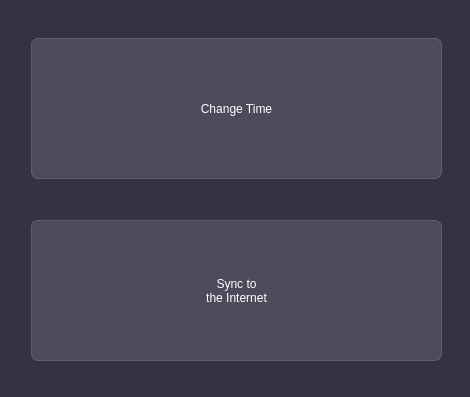
Qt form D_TilingTimeST.ui (Shinusei/TilingTime) before a commit.
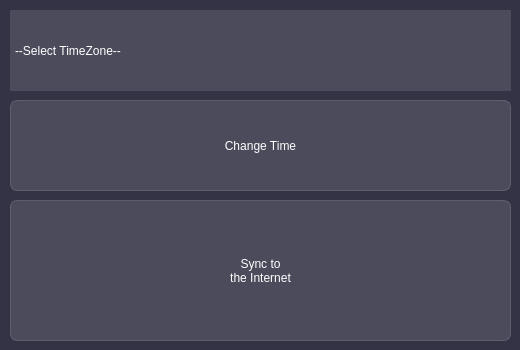
The same form after that commit.

Commit message: more windows, time sync, calendar button

Diff of the .ui file:
```diff
--- a/D_TilingTimeST.ui
+++ b/D_TilingTimeST.ui
@@ -6,14 +6,14 @@
    <rect>
     <x>0</x>
     <y>0</y>
-    <width>470</width>
-    <height>397</height>
+    <width>520</width>
+    <height>350</height>
    </rect>
   </property>
-     <property name="maximumSize">
+  <property name="maximumSize">
    <size>
-    <width>520</width>
-    <height>520</height>
+    <width>1000</width>
+    <height>1000</height>
    </size>
   </property>
   <property name="windowTitle">
@@ -27,10 +27,10 @@
    <widget class="QPushButton" name="pushButton">
     <property name="geometry">
      <rect>
-      <x>31</x>
-      <y>38</y>
-      <width>411</width>
-      <height>141</height>
+      <x>10</x>
+      <y>100</y>
+      <width>501</width>
+      <height>91</height>
      </rect>
     </property>
     <property name="styleSheet">
@@ -56,9 +56,9 @@
    <widget class="QPushButton" name="pushButton_2">
     <property name="geometry">
      <rect>
-      <x>31</x>
-      <y>220</y>
-      <width>411</width>
+      <x>10</x>
+      <y>200</y>
+      <width>501</width>
       <height>141</height>
      </rect>
     </property>
@@ -83,6 +83,59 @@
 the Internet</string>
     </property>
    </widget>
+   <widget class="QComboBox" name="comboBox">
+    <property name="geometry">
+     <rect>
+      <x>10</x>
+      <y>10</y>
+      <width>501</width>
+      <height>81</height>
+     </rect>
+    </property>
+    <property name="layoutDirection">
+     <enum>Qt::LeftToRight</enum>
+    </property>
+    <property name="autoFillBackground">
+     <bool>false</bool>
+    </property>
+    <property name="styleSheet">
+     <string notr="true"> QComboBox {
+    border-radius: 1px;
+    background-color: rgba(255, 255, 255, 30);
+	color: white;
+ }
+QComboBox:hover {
+    border: 2px solid rgb(194, 194, 255);
+}
+QComboBox:focus {
+    border: 2px solid rgb(140, 146, 255);
+}
+
+QComboBox::drop-down 
+{
+    width: 0px;
+    height: 0px;
+    border: 0px;
+}
+
+QComboBox QAbstractItemView {
+    color: black
+    background-color: rgba(255, 255, 255, 30);
+    border-radius: 1px;
+    selection-background-color: rgb(140, 146, 255);
+}</string>
+    </property>
+    <item>
+     <property name="text">
+      <string>--Select TimeZone--</string>
+     </property>
+    </item>
+    <item>
+     <property name="text">
+      <string>Europe/Moscow</string>
+     </property>
+    </item>
+   </widget>
   </widget>
  </widget>
  <resources/>
```
The commit also changes 4 other files.
